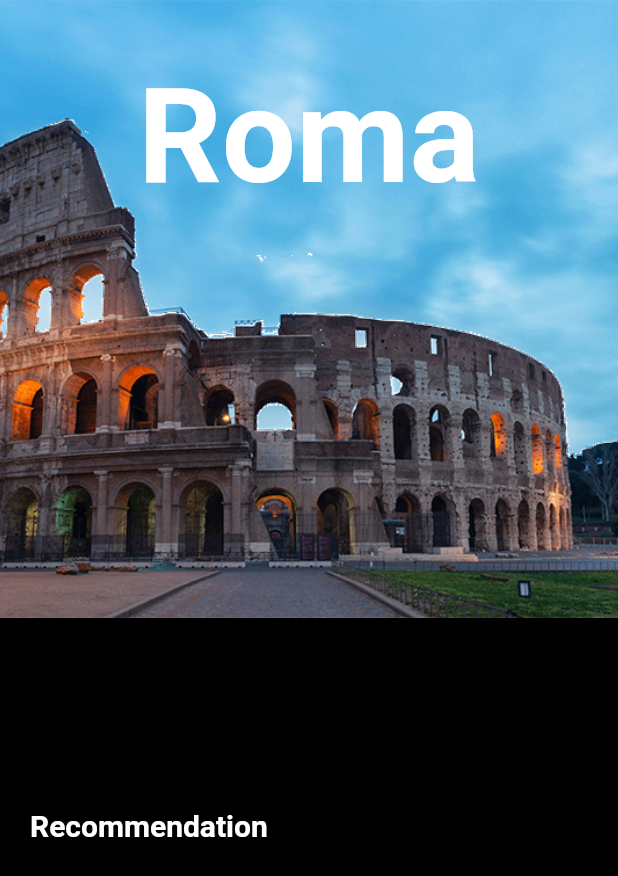
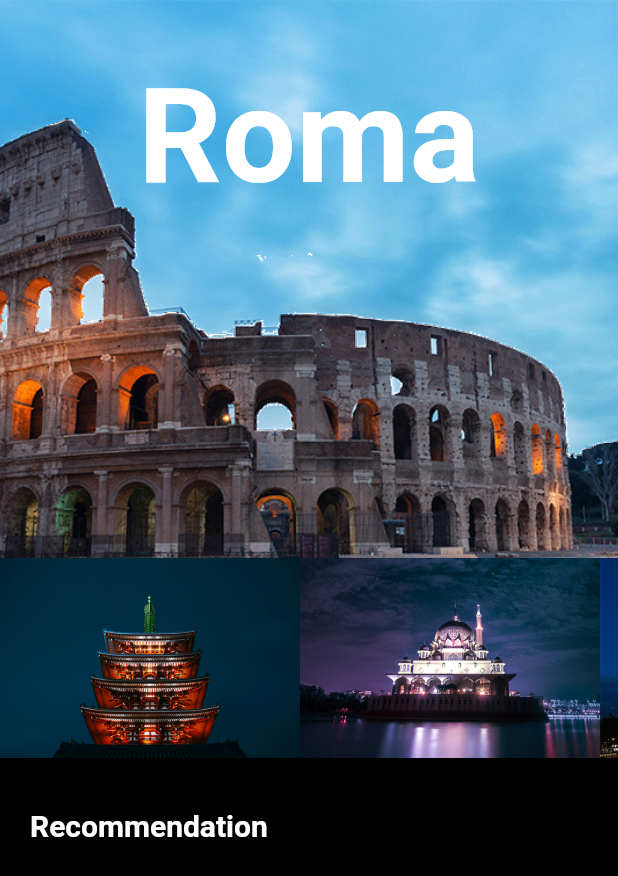
Before and after one commit to manofi21/flutter_animation_fake_travel_apps, a Flutter app: the screen it shows after launch, on a phone screen of 412 x 824 dp. Shown: the top 876 px of the screen. Run offline on Flutter 3.47's test engine with Material 2 defaults, Android fonts, the phone set to English and light mode, and no system bars.

Commit message:
create list image view

```diff
--- a/lib/view/travel_photo_list.dart
+++ b/lib/view/travel_photo_list.dart
@@ -1,13 +1,88 @@
 import 'package:flutter/material.dart';
+import 'package:travel_guide_apps_animation/view/travel_photo_list_item.dart';
+import 'package:vector_math/vector_math_64.dart' as vector;
 
 import '../model/travel_photo.dart';
 
-class TravelPhotosList extends StatelessWidget {
-  const TravelPhotosList({Key? key, required this.onPhotoSelected}) : super(key: key);
+class TravelPhotosList extends StatefulWidget {
+  const TravelPhotosList({Key? key, this.onPhotoSelected}) : super(key: key);
 
-  final void Function(TravelPhoto item) onPhotoSelected;
+  final ValueChanged<TravelPhoto>? onPhotoSelected;
+
+  @override
+  State<TravelPhotosList> createState() => _TravelPhotosListState();
+}
+
+class _TravelPhotosListState extends State<TravelPhotosList> {
+  final _animatedListKey = GlobalKey<AnimatedListState>();
+  double page = 0.0;
+  final _pageController = PageController();
+  void _listendScroll() {
+    setState(() {
+      page = _pageController.page ?? 0;
+    });
+  }
+
+  @override
+  void initState() {
+    super.initState();
+    _pageController.addListener(_listendScroll);
+  }
+
+  @override
+  void dispose() {
+    _pageController.removeListener(_listendScroll);
+    _pageController.dispose();
+    super.dispose();
+  }
+
   @override
   Widget build(BuildContext context) {
-    return Container();
+    return AnimatedList(
+      key: _animatedListKey,
+      physics: const PageScrollPhysics(),
+      controller: _pageController,
+      initialItemCount: travelPhotos.length,
+      scrollDirection: Axis.horizontal,
+
+      itemBuilder: (context, index, animation) {
+        final travelPhoto = travelPhotos[index];
+
+        final percent = page - page.floor();
+        final factor = percent > 0.5 ? (1 - percent) : percent;
+        return InkWell(
+          onTap: () {
+            travelPhotos.insert(travelPhotos.length, travelPhoto);
+            _animatedListKey.currentState!.insertItem(travelPhotos.length - 1);
+            final itemToDelete = travelPhoto;
+            widget.onPhotoSelected!(travelPhoto);
+            travelPhotos.removeAt(index);
+            _animatedListKey.currentState!.removeItem(
+              index,
+              (context, animation) => FadeTransition(
+                opacity: animation,
+                child: SizeTransition(
+                  sizeFactor: animation,
+                  axis: Axis.horizontal,
+                  child: TravelPhotoListItem(
+                    travelPhoto: itemToDelete,
+                  ),
+                ),
+              ),
+            );
+          },
+          child: Transform(
+            transform: Matrix4.identity()
+              ..setEntry(3, 2, 0.001)
+              ..rotateY(
+                vector.radians(90 * factor),
+              ),
+            child: TravelPhotoListItem(
+              travelPhoto: travelPhoto,
+            ),
+          ),
+        );
+      },
+    );
   }
 }
--- a/lib/view/travel_photo_list_item.dart
+++ b/lib/view/travel_photo_list_item.dart
@@ -1,12 +1,21 @@
 import 'package:flutter/material.dart';
 
+import '../model/travel_photo.dart';
+
 class TravelPhotoListItem extends StatelessWidget {
-  const TravelPhotoListItem({ Key? key }) : super(key: key);
-
+  const TravelPhotoListItem({Key? key, required this.travelPhoto})
+      : super(key: key);
+  final TravelPhoto travelPhoto;
   @override
   Widget build(BuildContext context) {
-    return Container(
-
+    // return Image.asset(
+    //   travelPhoto.frontImage,
+    //   // fit: BoxFit.cover,
+    // );
+    return SizedBox(
+      width: 200,
+      height: 200,
+      child: Image.asset(travelPhoto.backImage),
     );
   }
 }
```
